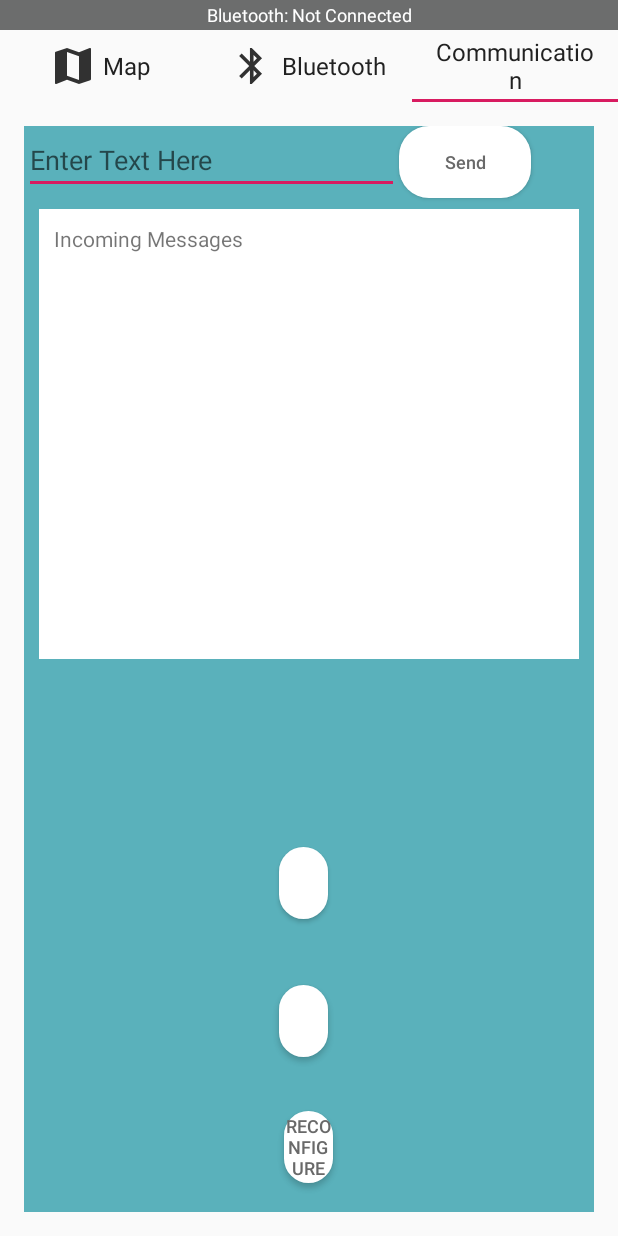
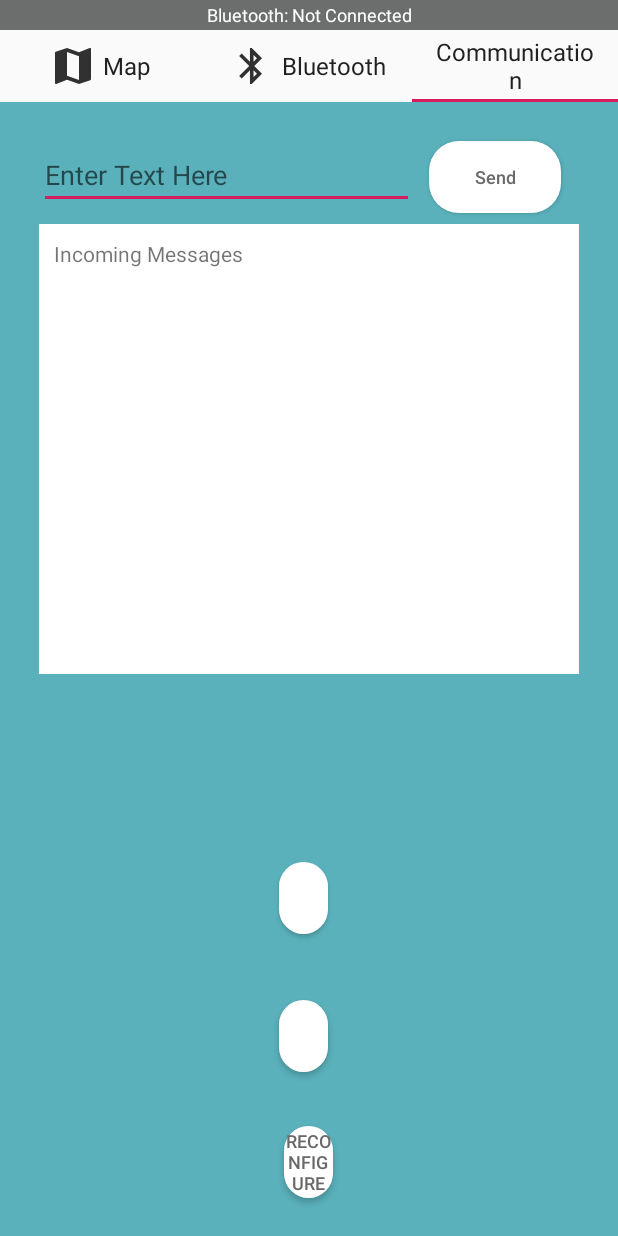
Before and after one commit to huanzhz/CZ3004-MDP, an Android app: the screen it shows after launch (MainActivity), tab 3 chosen, on a phone screen of 412 x 824 dp. Run offline under Robolectric (Android 15) with nearby library versions, the phone set to English and light mode, and no system bars.

Commit message:
change UI for communication page

```diff
--- a/app/src/main/res/layout/communication.xml
+++ b/app/src/main/res/layout/communication.xml
@@ -7,6 +7,7 @@
     android:paddingRight="16dp"
     android:paddingTop="16dp"
     android:paddingBottom="16dp"
+    android:background="#5AB1BB"
     tools:context=".CommsTab">
 
     <RelativeLayout
@@ -21,7 +22,9 @@
             android:layout_alignParentStart="true"
             android:layout_alignParentLeft="true"
             android:layout_alignParentTop="true"
-            android:layout_marginTop="0dp"
+            android:layout_marginStart="10dp"
+            android:layout_marginLeft="10dp"
+            android:layout_marginTop="10dp"
             android:hint="@string/enter_text_here" />
 
         <Button
@@ -29,6 +32,8 @@
             android:text="@string/send"
             android:layout_width="wrap_content"
             android:layout_height="wrap_content"
+            android:layout_marginLeft="10dp"
+            android:layout_marginTop="10dp"
             android:background="@drawable/bg_side_btn"
             android:theme="@style/SideBarLayout"
             android:layout_below="@+id/lvNewDevices"
--- a/app/src/main/res/layout/custompopup.xml
+++ b/app/src/main/res/layout/custompopup.xml
@@ -4,7 +4,7 @@
     android:layout_width="450dp"
     android:layout_height="475dp"
     android:layout_gravity="center"
-    android:background="@color/cardview_dark_background">
+    android:background="#5AB1BB">
 
     <Button
         android:id="@+id/btnSave"
@@ -16,6 +16,8 @@
         android:layout_marginStart="47dp"
         android:layout_marginTop="370dp"
         android:layout_marginEnd="272dp"
+        android:background="@drawable/bg_side_btn"
+        android:theme="@style/SideBarLayout"
         android:text="@string/btn_save" />
 
     <Button
@@ -28,6 +30,8 @@
         android:layout_marginStart="259dp"
         android:layout_marginTop="371dp"
         android:layout_marginEnd="60dp"
+        android:background="@drawable/bg_side_btn"
+        android:theme="@style/SideBarLayout"
         android:text="@string/btn_cancel" />
 
 
```
